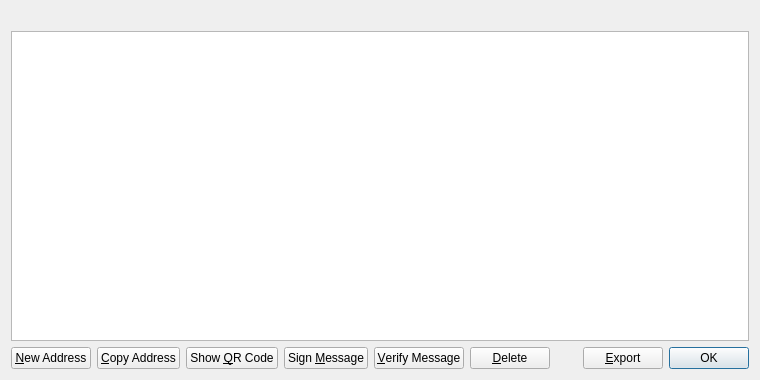
This is src/qt/forms/addressbookpage.ui in horcoin/horcoin as Qt 5 draws it before an edit. The edited form follows.
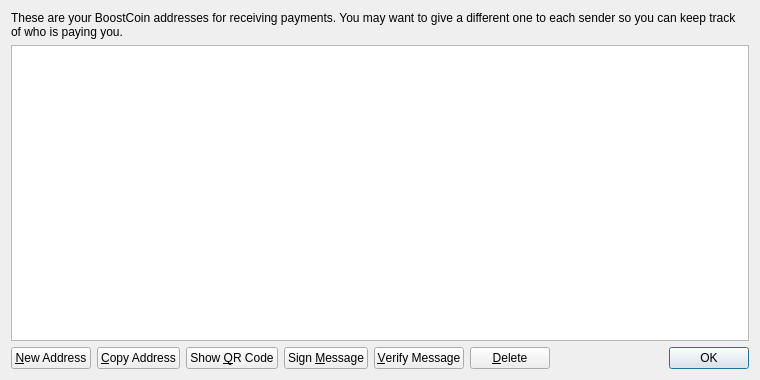
This is the edited form. Icons and pictures are not drawn.

```diff
--- a/src/qt/forms/addressbookpage.ui
+++ b/src/qt/forms/addressbookpage.ui
@@ -16,6 +16,9 @@
   <layout class="QVBoxLayout" name="verticalLayout">
    <item>
     <widget class="QLabel" name="labelExplanation">
+     <property name="text">
+      <string>These are your BoostCoin addresses for receiving payments. You may want to give a different one to each sender so you can keep track of who is paying you.</string>
+     </property>
      <property name="textFormat">
       <enum>Qt::PlainText</enum>
      </property>
@@ -148,20 +151,6 @@
        </property>
       </spacer>
      </item>
-     <item>
-      <widget class="QPushButton" name="exportButton">
-       <property name="toolTip">
-        <string>Export the data in the current tab to a file</string>
-       </property>
-       <property name="text">
-        <string>&amp;Export</string>
-       </property>
-       <property name="icon">
-        <iconset resource="../bitcoin.qrc">
-         <normaloff>:/icons/export</normaloff>:/icons/export</iconset>
-       </property>
-      </widget>
-     </item>
      <item>
       <widget class="QDialogButtonBox" name="buttonBox">
        <property name="sizePolicy">
```
Left out of the diff: 10 changed lines with no effect on the pictures.
